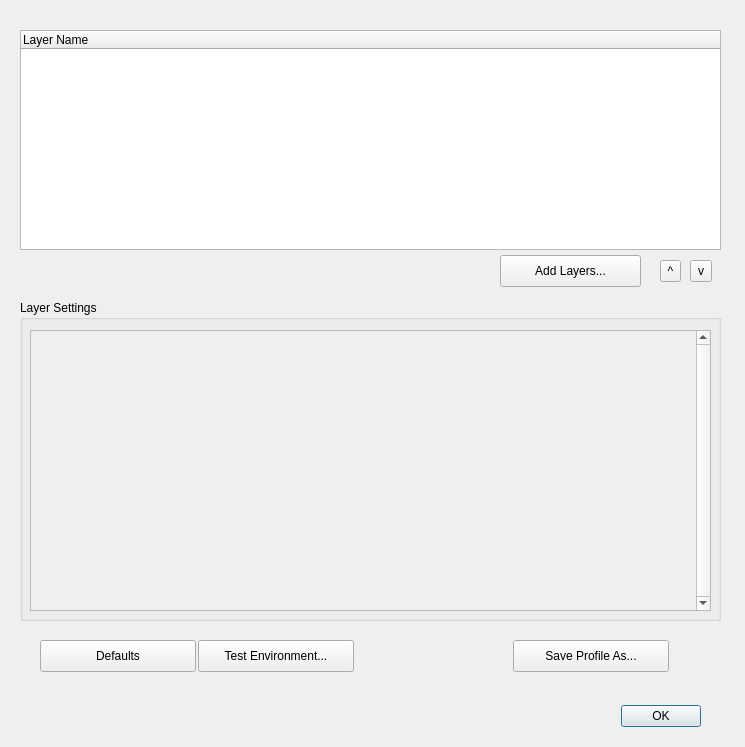
First picture: the form in vkconfig/dlgprofileeditor.ui, repository LunarG/VulkanTools, before the edit.
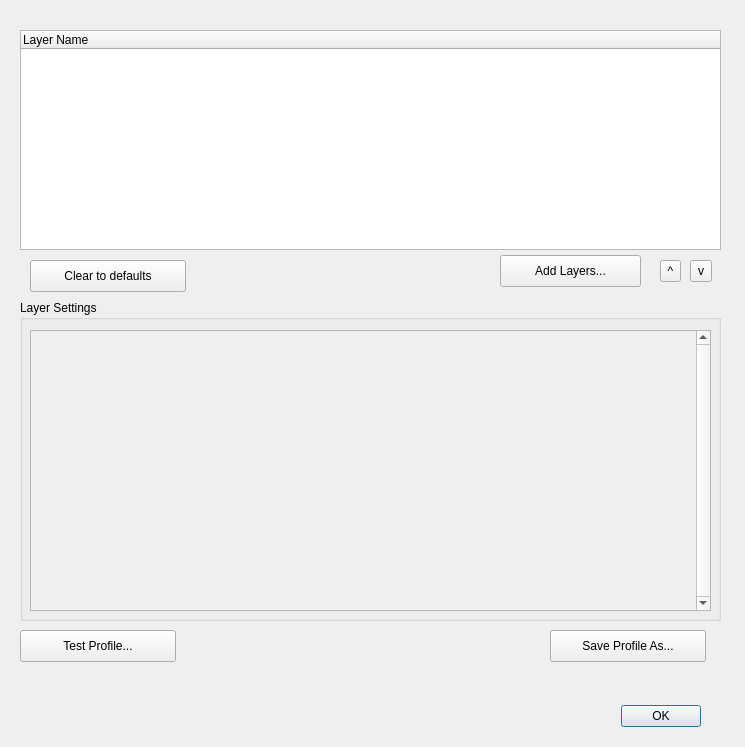
Second picture: the form after the edit.

The edit to the form file:
```diff
--- a/vkconfig/dlgprofileeditor.ui
+++ b/vkconfig/dlgprofileeditor.ui
@@ -10,6 +10,12 @@
     <height>747</height>
    </rect>
   </property>
+  <property name="maximumSize">
+   <size>
+    <width>745</width>
+    <height>747</height>
+   </size>
+  </property>
   <property name="windowTitle">
    <string>Profile Editor</string>
   </property>
@@ -53,8 +59,8 @@
   <widget class="QPushButton" name="pushButtonSaveProfileAs">
    <property name="geometry">
     <rect>
-     <x>513</x>
-     <y>640</y>
+     <x>550</x>
+     <y>630</y>
      <width>156</width>
      <height>32</height>
     </rect>
@@ -66,27 +72,27 @@
   <widget class="QPushButton" name="pushButtonResetLayers">
    <property name="geometry">
     <rect>
-     <x>40</x>
-     <y>640</y>
+     <x>30</x>
+     <y>260</y>
      <width>156</width>
      <height>32</height>
     </rect>
    </property>
    <property name="text">
-    <string>Defaults</string>
+    <string>Clear to defaults</string>
    </property>
   </widget>
   <widget class="QPushButton" name="pushButtonLaunchTest">
    <property name="geometry">
     <rect>
-     <x>198</x>
-     <y>640</y>
+     <x>20</x>
+     <y>630</y>
      <width>156</width>
      <height>32</height>
     </rect>
    </property>
    <property name="text">
-    <string>Test Environment...</string>
+    <string>Test Profile...</string>
    </property>
   </widget>
   <widget class="QToolButton" name="toolButtonDown">
```
